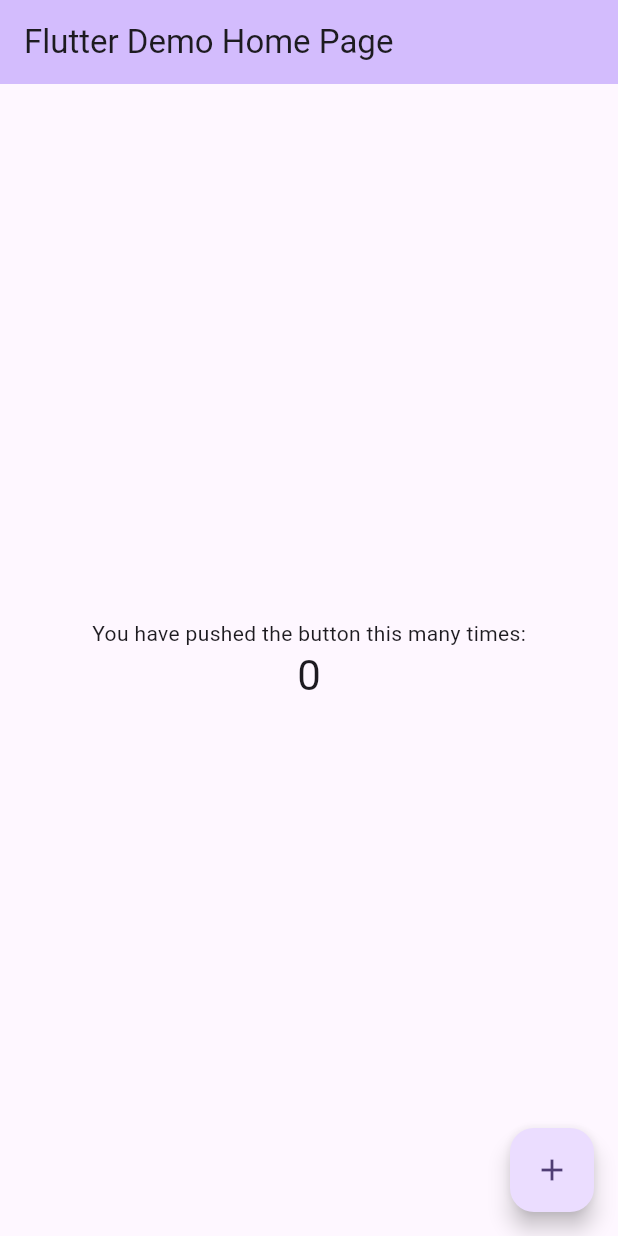
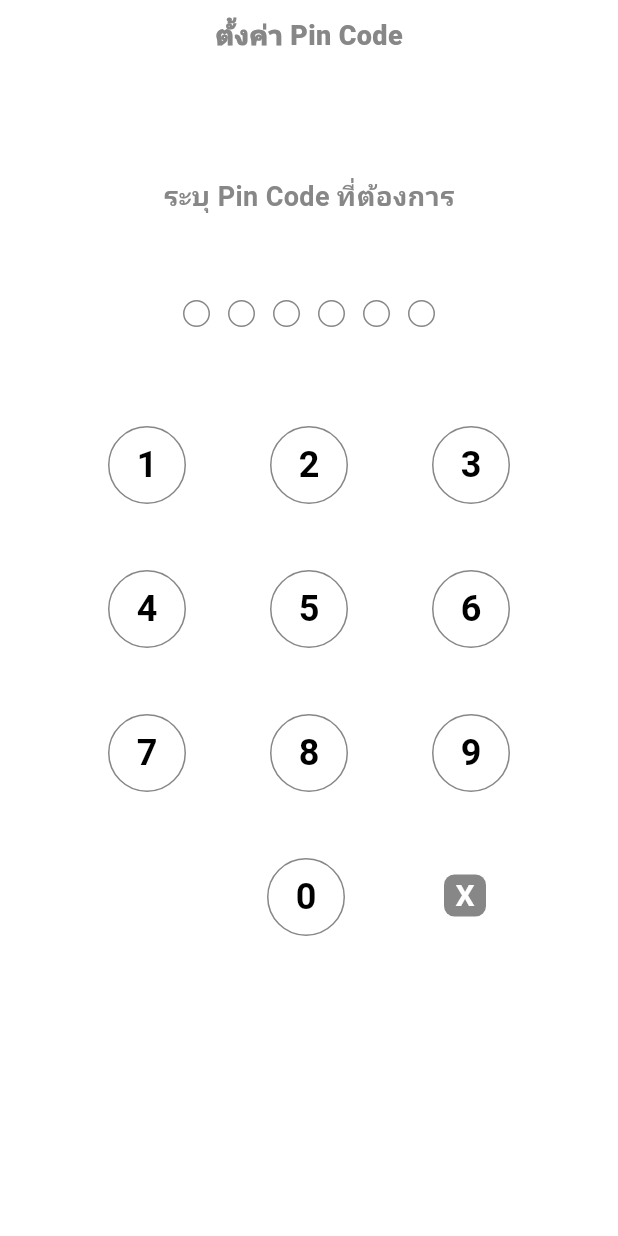
Before and after one commit to swpkee/Flutter_Boilerplate, a Flutter app: the screen it shows after launch, on a phone screen of 412 x 824 dp. Run offline on Flutter 3.47's test engine with Material 3 defaults, Android fonts, the phone set to English and light mode, and no system bars.

Commit message:
add pin code widget

```diff
--- a/lib/main.dart
+++ b/lib/main.dart
@@ -1,4 +1,6 @@
 import 'package:flutter/material.dart';
+
+import 'pin_code_widget.dart';
 
 void main() {
   runApp(const MyApp());
@@ -11,115 +13,13 @@ class MyApp extends StatelessWidget {
   @override
   Widget build(BuildContext context) {
     return MaterialApp(
+      debugShowCheckedModeBanner: false,
       title: 'Flutter Demo',
       theme: ThemeData(
-        // This is the theme of your application.
-        //
-        // TRY THIS: Try running your application with "flutter run". You'll see
-        // the application has a purple toolbar. Then, without quitting the app,
-        // try changing the seedColor in the colorScheme below to Colors.green
-        // and then invoke "hot reload" (save your changes or press the "hot
-        // reload" button in a Flutter-supported IDE, or press "r" if you used
-        // the command line to start the app).
-        //
-        // Notice that the counter didn't reset back to zero; the application
-        // state is not lost during the reload. To reset the state, use hot
-        // restart instead.
-        //
-        // This works for code too, not just values: Most code changes can be
-        // tested with just a hot reload.
         colorScheme: ColorScheme.fromSeed(seedColor: Colors.deepPurple),
         useMaterial3: true,
       ),
-      home: const MyHomePage(title: 'Flutter Demo Home Page'),
+      home: const PinCodeWidget(),
     );
   }
 }
-
-class MyHomePage extends StatefulWidget {
-  const MyHomePage({super.key, required this.title});
-
-  // This widget is the home page of your application. It is stateful, meaning
-  // that it has a State object (defined below) that contains fields that affect
-  // how it looks.
-
-  // This class is the configuration for the state. It holds the values (in this
-  // case the title) provided by the parent (in this case the App widget) and
-  // used by the build method of the State. Fields in a Widget subclass are
-  // always marked "final".
-
-  final String title;
-
-  @override
-  State<MyHomePage> createState() => _MyHomePageState();
-}
-
-class _MyHomePageState extends State<MyHomePage> {
-  int _counter = 0;
-
-  void _incrementCounter() {
-    setState(() {
-      // This call to setState tells the Flutter framework that something has
-      // changed in this State, which causes it to rerun the build method below
-      // so that the display can reflect the updated values. If we changed
-      // _counter without calling setState(), then the build method would not be
-      // called again, and so nothing would appear to happen.
-      _counter++;
-    });
-  }
-
-  @override
-  Widget build(BuildContext context) {
-    // This method is rerun every time setState is called, for instance as done
-    // by the _incrementCounter method above.
-    //
-    // The Flutter framework has been optimized to make rerunning build methods
-    // fast, so that you can just rebuild anything that needs updating rather
-    // than having to individually change instances of widgets.
-    return Scaffold(
-      appBar: AppBar(
-        // TRY THIS: Try changing the color here to a specific color (to
-        // Colors.amber, perhaps?) and trigger a hot reload to see the AppBar
-        // change color while the other colors stay the same.
-        backgroundColor: Theme.of(context).colorScheme.inversePrimary,
-        // Here we take the value from the MyHomePage object that was created by
-        // the App.build method, and use it to set our appbar title.
-        title: Text(widget.title),
-      ),
-      body: Center(
-        // Center is a layout widget. It takes a single child and positions it
-        // in the middle of the parent.
-        child: Column(
-          // Column is also a layout widget. It takes a list of children and
-          // arranges them vertically. By default, it sizes itself to fit its
-          // children horizontally, and tries to be as tall as its parent.
-          //
-          // Column has various properties to control how it sizes itself and
-          // how it positions its children. Here we use mainAxisAlignment to
-          // center the children vertically; the main axis here is the vertical
-          // axis because Columns are vertical (the cross axis would be
-          // horizontal).
-          //
-          // TRY THIS: Invoke "debug painting" (choose the "Toggle Debug Paint"
-          // action in the IDE, or press "p" in the console), to see the
-          // wireframe for each widget.
-          mainAxisAlignment: MainAxisAlignment.center,
-          children: <Widget>[
-            const Text(
-              'You have pushed the button this many times:',
-            ),
-            Text(
-              '$_counter',
-              style: Theme.of(context).textTheme.headlineMedium,
-            ),
-          ],
-        ),
-      ),
-      floatingActionButton: FloatingActionButton(
-        onPressed: _incrementCounter,
-        tooltip: 'Increment',
-        child: const Icon(Icons.add),
-      ), // This trailing comma makes auto-formatting nicer for build methods.
-    );
-  }
-}
--- /dev/null
+++ b/lib/pin_code_widget.dart
@@ -0,0 +1,161 @@
+import 'package:flutter/material.dart';
+
+class PinCodeWidget extends StatefulWidget {
+  const PinCodeWidget({super.key});
+
+  @override
+  State<PinCodeWidget> createState() => _PinCodeWidgetState();
+}
+
+class _PinCodeWidgetState extends State<PinCodeWidget> {
+  String enteredPin = '';
+
+  Widget numButton(int number) {
+    return Padding(
+      padding: const EdgeInsets.only(top: 16),
+      child: TextButton(
+          onPressed: () {
+            setState(() {
+              if (enteredPin.length < 4) {
+                enteredPin += number.toString();
+              }
+            });
+          },
+          child: Center(
+            child: Container(
+              alignment: Alignment.center,
+              margin: const EdgeInsets.all(6.0),
+              width: 52,
+              height: 52,
+              decoration: BoxDecoration(
+                  borderRadius: BorderRadius.circular(100),
+                  color: Colors.white,
+                  border: Border.all(
+                    color: const Color.fromARGB(255, 135, 135, 135),
+                  )),
+              child: Text(
+                number.toString(),
+                style: const TextStyle(
+                  fontSize: 24,
+                  fontWeight: FontWeight.w600,
+                  color: Colors.black,
+                ),
+              ),
+            ),
+          )),
+    );
+  }
+
+  @override
+  Widget build(BuildContext context) {
+    return Scaffold(
+      backgroundColor: Colors.white,
+      body: SafeArea(
+        child: ListView(
+          padding: const EdgeInsets.symmetric(horizontal: 24),
+          physics: const BouncingScrollPhysics(),
+          children: [
+            Center(
+              child: Container(
+                margin: const EdgeInsets.only(top: 10),
+                child: const Text(
+                  'ตั้งค่า Pin Code',
+                  style: TextStyle(
+                    fontSize: 18,
+                    color: Color.fromARGB(255, 135, 135, 135),
+                    fontWeight: FontWeight.w900,
+                  ),
+                ),
+              ),
+            ),
+            const SizedBox(height: 80),
+            const Center(
+              child: Text(
+                'ระบุ Pin Code ที่ต้องการ',
+                style: TextStyle(
+                  fontSize: 18,
+                  color: Color.fromARGB(255, 135, 135, 135),
+                  fontWeight: FontWeight.w700,
+                ),
+              ),
+            ),
+            const SizedBox(height: 50),
+            Row(
+              mainAxisAlignment: MainAxisAlignment.center,
+              children: List.generate(
+                6,
+                (index) {
+                  return Container(
+                    margin: const EdgeInsets.all(6.0),
+                    width: 18,
+                    height: 18,
+                    decoration: BoxDecoration(
+                        borderRadius: BorderRadius.circular(100),
+                        color: index < enteredPin.length
+                            ? const Color.fromARGB(255, 135, 135, 135)
+                            : Colors.white,
+                        border: Border.all(
+                          color: const Color.fromARGB(255, 135, 135, 135),
+                        )),
+                  );
+                },
+              ),
+            ),
+            const SizedBox(height: 30),
+            for (var i = 0; i < 3; i++)
+              Padding(
+                padding: const EdgeInsets.symmetric(horizontal: 30),
+                child: Row(
+                  mainAxisAlignment: MainAxisAlignment.spaceBetween,
+                  children: List.generate(
+                    3,
+                    (index) => numButton(1 + 3 * i + index),
+                  ).toList(),
+                ),
+              ),
+            Padding(
+              padding: const EdgeInsets.symmetric(horizontal: 42),
+              child: Row(
+                mainAxisAlignment: MainAxisAlignment.spaceBetween,
+                children: [
+                  const TextButton(onPressed: null, child: SizedBox()),
+                  numButton(0),
+                  TextButton(
+                    onPressed: () {
+                      setState(
+                        () {
+                          if (enteredPin.isNotEmpty) {
+                            enteredPin =
+                                enteredPin.substring(0, enteredPin.length - 1);
+                          }
+                        },
+                      );
+                    },
+                    child: Container(
+                      margin: const EdgeInsets.fromLTRB(6, 20, 10, 6),
+                      width: 28,
+                      height: 28,
+                      decoration: BoxDecoration(
+                        borderRadius: BorderRadius.circular(7),
+                        color: const Color.fromARGB(255, 135, 135, 135),
+                      ),
+                      child: const Text(
+                        'X',
+                        textAlign: TextAlign.center,
+                        style: TextStyle(
+                          fontSize: 20,
+                          color: Colors.white,
+                          fontWeight: FontWeight.w700,
+                        ),
+                      ),
+                    ),
+                  ),
+                ],
+              ),
+            ),
+          ],
+        ),
+      ),
+    );
+  }
+}
```
